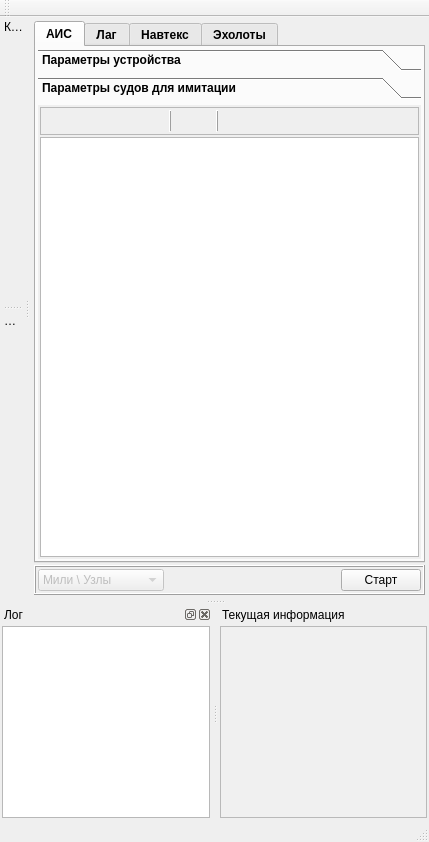
Above: Emulator_test/mainwindow.ui from breton75/R_Card_test before the change. Below: the same form after it.
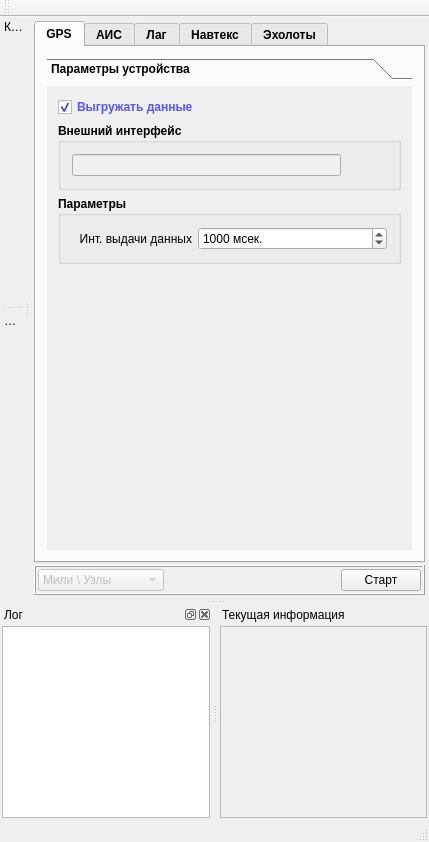
That is the form after the change. The open tabs and pages were chosen to show the change. Icons and pictures are not drawn. Custom widgets are drawn as their Qt base class.

```diff
--- a/Emulator_test/mainwindow.ui
+++ b/Emulator_test/mainwindow.ui
@@ -101,6 +101,194 @@
          <property name="currentIndex">
           <number>0</number>
          </property>
+         <widget class="QWidget" name="tabGPS">
+          <attribute name="title">
+           <string>GPS</string>
+          </attribute>
+          <layout class="QVBoxLayout" name="verticalLayout_28">
+           <item>
+            <widget class="QToolBox" name="toolBoxLAG_2">
+             <property name="currentIndex">
+              <number>0</number>
+             </property>
+             <widget class="QWidget" name="page_4">
+              <property name="geometry">
+               <rect>
+                <x>0</x>
+                <y>0</y>
+                <width>353</width>
+                <height>454</height>
+               </rect>
+              </property>
+              <attribute name="label">
+               <string>Параметры устройства</string>
+              </attribute>
+              <layout class="QVBoxLayout" name="verticalLayout_22">
+               <item>
+                <widget class="QCheckBox" name="checkGPSEnabled">
+                 <property name="minimumSize">
+                  <size>
+                   <width>0</width>
+                   <height>20</height>
+                  </size>
+                 </property>
+                 <property name="font">
+                  <font>
+                   <weight>75</weight>
+                   <bold>true</bold>
+                  </font>
+                 </property>
+                 <property name="styleSheet">
+                  <string notr="true">color: rgb(85, 85, 255);</string>
+                 </property>
+                 <property name="text">
+                  <string>Выгружать данные</string>
+                 </property>
+                 <property name="checked">
+                  <bool>true</bool>
+                 </property>
+                </widget>
+               </item>
+               <item>
+                <widget class="QGroupBox" name="gbInterfaceLag_2">
+                 <property name="font">
+                  <font>
+                   <weight>75</weight>
+                   <bold>true</bold>
+                  </font>
+                 </property>
+                 <property name="title">
+                  <string>Внешний интерфейс</string>
+                 </property>
+                 <layout class="QHBoxLayout" name="horizontalLayout_21">
+                  <item>
+                   <widget class="QLineEdit" name="editGPSSerialInterface">
+                    <property name="font">
+                     <font>
+                      <weight>50</weight>
+                      <bold>false</bold>
+                     </font>
+                    </property>
+                    <property name="styleSheet">
+                     <string notr="true">background-color: rgb(240, 240, 240);
+color: rgb(0, 0, 127);</string>
+                    </property>
+                    <property name="readOnly">
+                     <bool>true</bool>
+                    </property>
+                   </widget>
+                  </item>
+                  <item>
+                   <widget class="QPushButton" name="bnGPSEditSerialParams">
+                    <property name="sizePolicy">
+                     <sizepolicy hsizetype="Fixed" vsizetype="Fixed">
+                      <horstretch>0</horstretch>
+                      <verstretch>0</verstretch>
+                     </sizepolicy>
+                    </property>
+                    <property name="text">
+                     <string/>
+                    </property>
+                    <property name="icon">
+                     <iconset resource="res.qrc">
+                      <normaloff>:/buttons/Icons/Gears.ico</normaloff>:/buttons/Icons/Gears.ico</iconset>
+                    </property>
+                    <property name="flat">
+                     <bool>true</bool>
+                    </property>
+                   </widget>
+                  </item>
+                 </layout>
+                </widget>
+               </item>
+               <item>
+                <widget class="QGroupBox" name="gbGPSParams">
+                 <property name="font">
+                  <font>
+                   <weight>75</weight>
+                   <bold>true</bold>
+                  </font>
+                 </property>
+                 <property name="title">
+                  <string>Параметры</string>
+                 </property>
+                 <property name="flat">
+                  <bool>false</bool>
+                 </property>
+                 <layout class="QVBoxLayout" name="verticalLayout_24">
+                  <item>
+                   <layout class="QHBoxLayout" name="horizontalLayout_10">
+                    <item>
+                     <widget class="QLabel" name="label_13">
+                      <property name="minimumSize">
+                       <size>
+                        <width>120</width>
+                        <height>0</height>
+                       </size>
+                      </property>
+                      <property name="maximumSize">
+                       <size>
+                        <width>60</width>
+                        <height>16777215</height>
+                       </size>
+                      </property>
+                      <property name="font">
+                       <font>
+                        <weight>50</weight>
+                        <bold>false</bold>
+                       </font>
+                      </property>
+                      <property name="text">
+                       <string>Инт. выдачи данных</string>
+                      </property>
+                      <property name="alignment">
+                       <set>Qt::AlignRight|Qt::AlignTrailing|Qt::AlignVCenter</set>
+                      </property>
+                     </widget>
+                    </item>
+                    <item>
+                     <widget class="QSpinBox" name="spinGPSUploadInterval">
+                      <property name="font">
+                       <font>
+                        <weight>50</weight>
+                        <bold>false</bold>
+                       </font>
+                      </property>
+                      <property name="suffix">
+                       <string> мсек.</string>
+                      </property>
+                      <property name="maximum">
+                       <number>10000</number>
+                      </property>
+                      <property name="value">
+                       <number>1000</number>
+                      </property>
+                     </widget>
+                    </item>
+                   </layout>
+                  </item>
+                 </layout>
+                </widget>
+               </item>
+               <item>
+                <spacer name="verticalSpacer_8">
+                 <property name="orientation">
+                  <enum>Qt::Vertical</enum>
+                 </property>
+                 <property name="sizeHint" stdset="0">
+                  <size>
+                   <width>20</width>
+                   <height>36</height>
+                  </size>
+                 </property>
+                </spacer>
+               </item>
+              </layout>
+             </widget>
+            </widget>
+           </item>
+          </layout>
+         </widget>
          <widget class="QWidget" name="tabAIS">
           <attribute name="title">
            <string>АИС</string>
```
Left out of the diff: 5 changed lines with no effect on the pictures.
